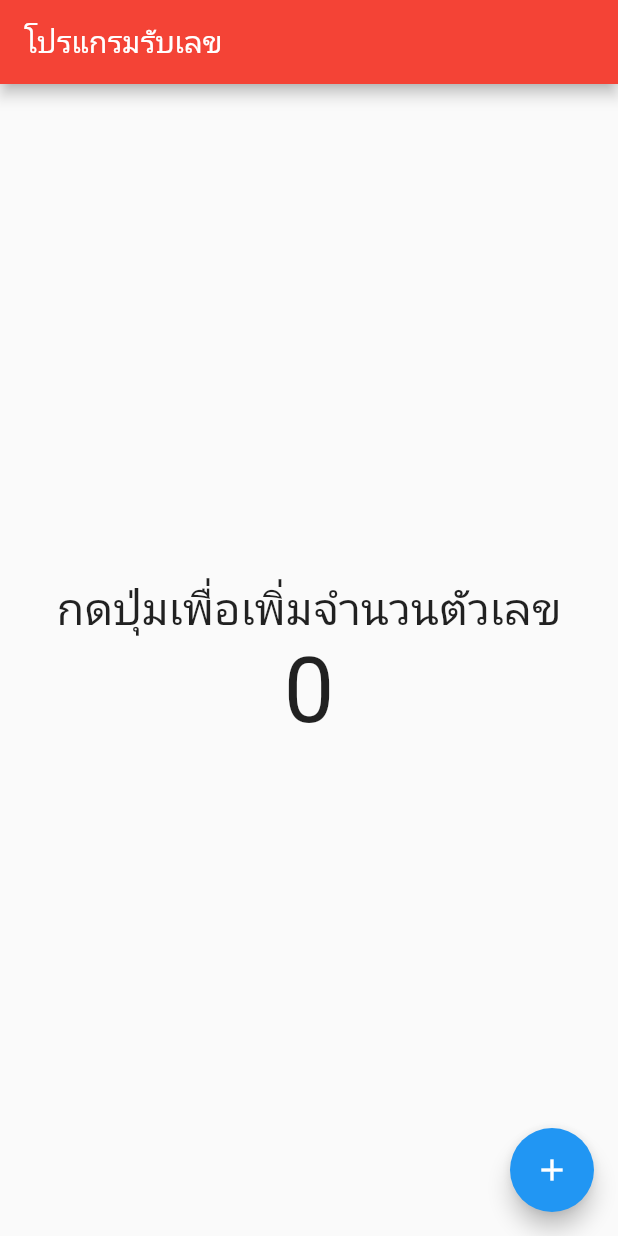
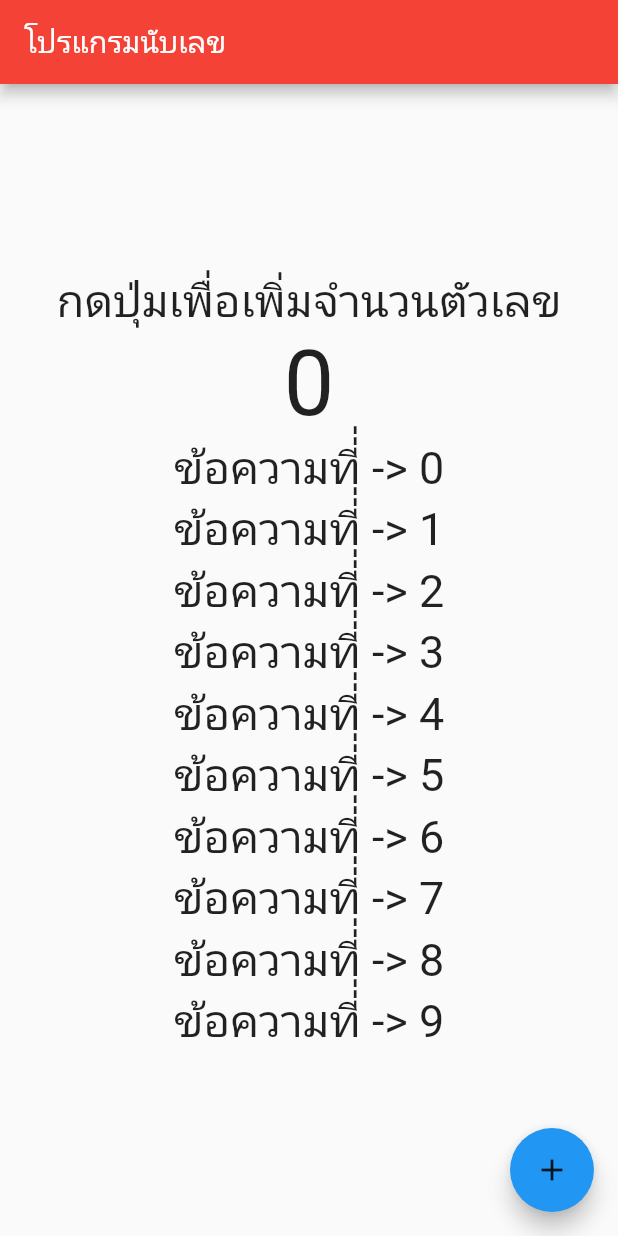
Before and after one commit to johnR46/flutter_app_quick, a Flutter app: the screen it shows after launch, on a phone screen of 412 x 824 dp. Run offline on Flutter 3.47's test engine with Material 2 defaults, Android fonts, the phone set to English and light mode, and no system bars.

```diff
--- a/lib/main.dart
+++ b/lib/main.dart
@@ -25,25 +25,35 @@ class _MyHomePageState extends State<MyHomePage> {
 
   @override
   Widget build(BuildContext context) {
+    List<Widget> data = [];
+    data.add(Text(
+      'กดปุ่มเพื่อเพิ่มจำนวนตัวเลข',
+      style: TextStyle(fontSize: 30),
+    ));
+    data.add(Text('$number', style: TextStyle(fontSize: 60)));
+    for (var i = 0; i < 10; i++) {
+      data.add(Text(
+        'ข้อความที่่ -> $i',
+        style: TextStyle(fontSize: 30),
+      ));
+    }
     return Scaffold(
         appBar: AppBar(
           title: Text(
-            'โปรแกรมรับเลข',
+            'โปรแกรมนับเลข',
           ),
         ),
         body: Center(
             child: Column(
           mainAxisAlignment: MainAxisAlignment.center,
-          children: <Widget>[
-            Text(
-              'กดปุ่มเพื่อเพิ่มจำนวนตัวเลข',
-              style: TextStyle(fontSize: 30),
-            ),
-            Text('$number', style: TextStyle(fontSize: 60))
-          ],
+          children: data,
         )),
-        floatingActionButton:
-            FloatingActionButton(onPressed: addNumber, child: Icon(Icons.add)));
+        floatingActionButton: FloatingActionButton(
+            onPressed: addNumber,
+            child: Icon(
+              Icons.add,
+              color: Colors.black87,
+            )));
   }
 
   void addNumber() {
```
